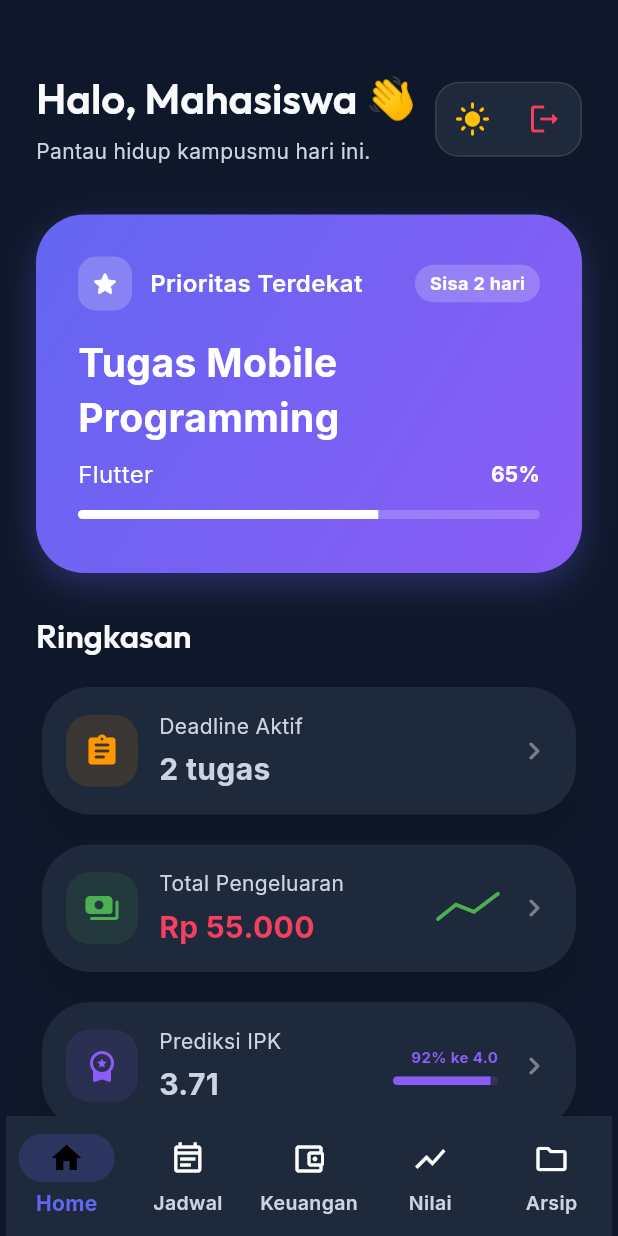
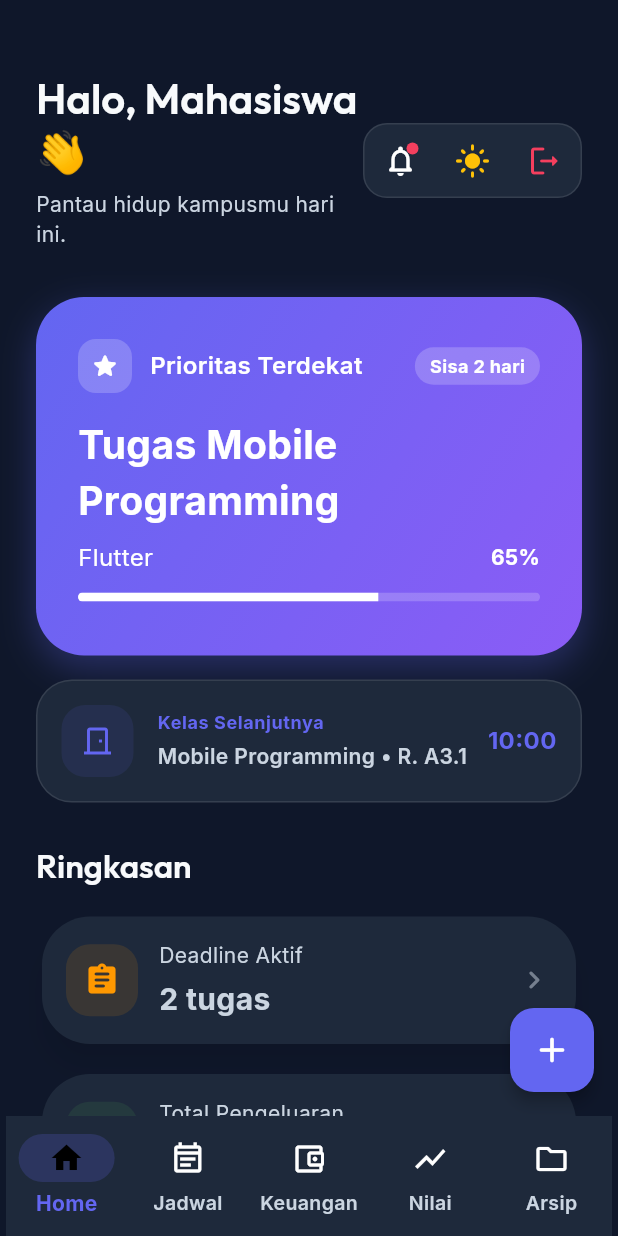
Before and after one commit to faiqurrohman/kampusgo_runner, a Flutter app: the DashboardScreen screen opened directly, on a phone screen of 412 x 824 dp. Run offline on Flutter 3.47's test engine with Material 3 defaults, Android fonts, the phone set to English and light mode, and no system bars; our stand-ins replace google_fonts.

Commit message:
penambahan fitur konten

```diff
--- a/lib/screens/dashboard_screen.dart
+++ b/lib/screens/dashboard_screen.dart
@@ -19,6 +19,12 @@ class _DashboardScreenState extends State<DashboardScreen> {
   @override
   Widget build(BuildContext context) => AnimatedBuilder(animation: data, builder: (_, __) => Scaffold(
     body: pages[index],
+    floatingActionButton: index == 0 ? FloatingActionButton(
+      onPressed: () {},
+      backgroundColor: AppTheme.primary,
+      elevation: 4,
+      child: const Icon(Icons.add_rounded, color: Colors.white, size: 28),
+    ) : null,
     bottomNavigationBar: Padding(
       padding: const EdgeInsets.symmetric(horizontal: 4),
       child: NavigationBar(selectedIndex: index, onDestinationSelected: (v) => setState(() => index = v), destinations: const [
@@ -56,6 +62,16 @@ class _Home extends StatelessWidget {
           child: Row(
             mainAxisSize: MainAxisSize.min,
             children: [
+              Stack(
+                alignment: Alignment.topRight,
+                children: [
+                  IconButton(onPressed: () {}, icon: const Icon(Icons.notifications_none_rounded)),
+                  Positioned(
+                    top: 12, right: 12,
+                    child: Container(width: 8, height: 8, decoration: const BoxDecoration(color: AppTheme.accent, shape: BoxShape.circle)),
+                  )
+                ]
+              ),
               IconButton(
                 onPressed: () => data.toggleTheme(),
                 icon: AnimatedSwitcher(
@@ -127,6 +143,21 @@ class _Home extends StatelessWidget {
           ]
         ])
       ),
+      const SizedBox(height: 16),
+      Container(
+        padding: const EdgeInsets.symmetric(horizontal: 16, vertical: 16),
+        decoration: BoxDecoration(color: Theme.of(context).colorScheme.surface, borderRadius: BorderRadius.circular(24), border: Border.all(color: Theme.of(context).dividerColor.withOpacity(0.1))),
+        child: Row(children: [
+          Container(padding: const EdgeInsets.all(12), decoration: BoxDecoration(color: AppTheme.primary.withOpacity(0.1), borderRadius: BorderRadius.circular(16)), child: const Icon(Icons.door_front_door_outlined, color: AppTheme.primary)),
+          const SizedBox(width: 16),
+          Expanded(child: Column(crossAxisAlignment: CrossAxisAlignment.start, children: [
+            Text('Kelas Selanjutnya', style: Theme.of(context).textTheme.bodySmall?.copyWith(color: AppTheme.primary, fontWeight: FontWeight.bold)),
+            const SizedBox(height: 4),
+            const Text('Mobile Programming • R. A3.1', style: TextStyle(fontWeight: FontWeight.w600, fontSize: 14)),
+          ])),
+          const Text('10:00', style: TextStyle(fontWeight: FontWeight.bold, fontSize: 16, color: AppTheme.primary)),
+        ]),
+      ),
       const SizedBox(height: 28),
       Text('Ringkasan', style: Theme.of(context).textTheme.titleLarge),
       const SizedBox(height: 16),
```
